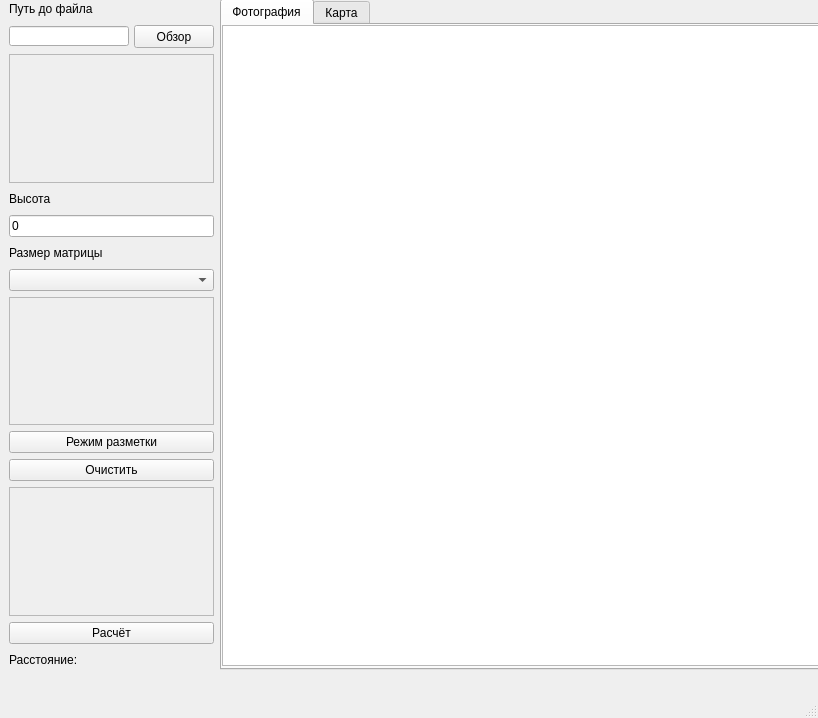
First picture: the form in ui.ui, repository NasyaS/Diplom, before the edit.
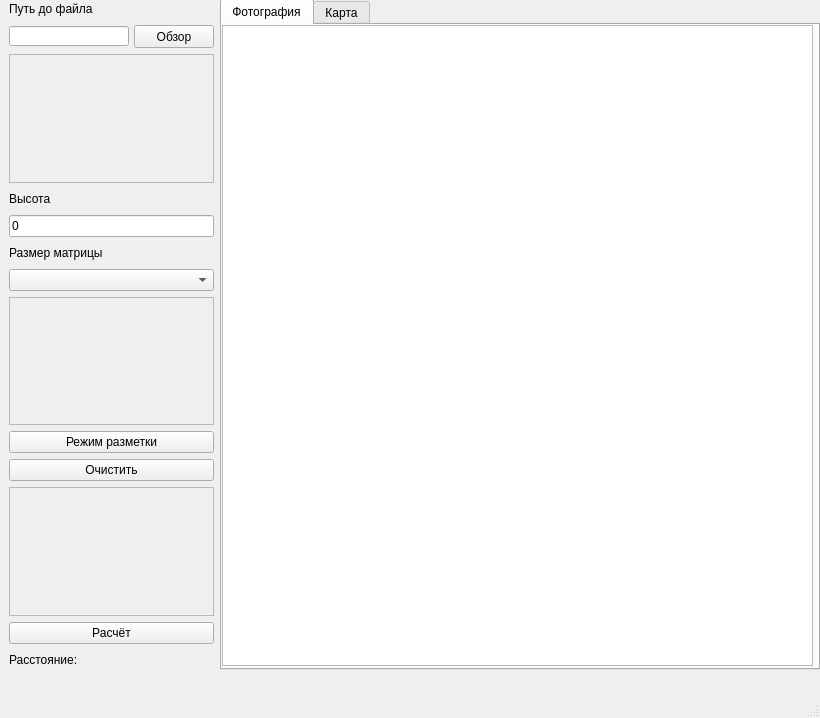
Second picture: the form after the edit. Custom widgets are drawn as their Qt base class.

Commit message: Added vertical images support

Patch:
```diff
--- a/ui.ui
+++ b/ui.ui
@@ -6,7 +6,7 @@
    <rect>
     <x>0</x>
     <y>0</y>
-    <width>818</width>
+    <width>820</width>
     <height>718</height>
    </rect>
   </property>
@@ -208,7 +208,7 @@
           <rect>
            <x>0</x>
            <y>0</y>
-           <width>601</width>
+           <width>591</width>
            <height>641</height>
           </rect>
          </property>
```
Left out of the diff: 2 changed lines with no effect on the pictures. The commit also changes 1 other file.
